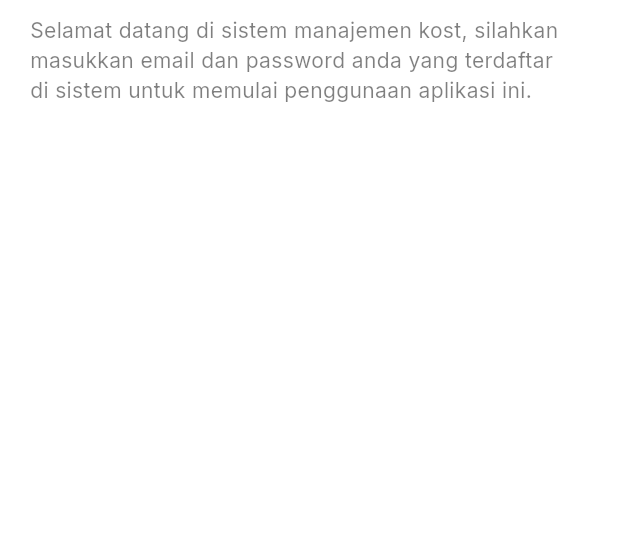
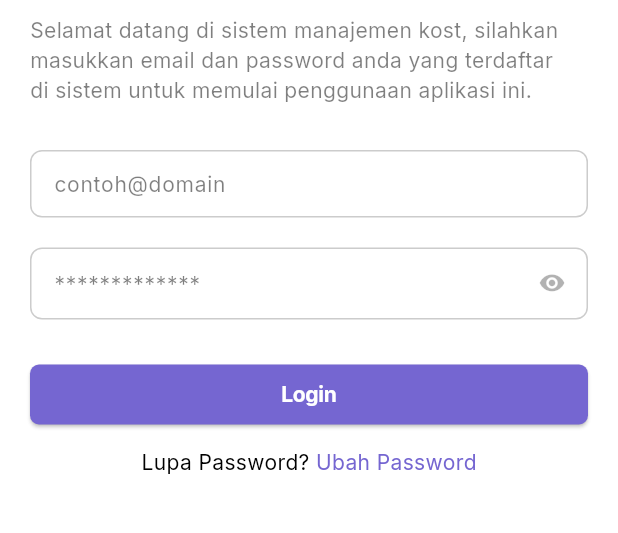
Before and after one commit to farishasyim/ukost, a Flutter app: the screen it shows after launch, on a phone screen of 412 x 824 dp, the part 570-1103 px from its top. Run offline on Flutter 3.47's test engine with Material 3 defaults, Android fonts, the phone set to English and light mode, and no system bars; our stand-ins replace google_fonts.

Commit message:
create login page

```diff
--- a/lib/app/app.dart
+++ b/lib/app/app.dart
@@ -1,5 +1,5 @@
 import 'package:flutter/material.dart';
-import 'package:ukost/ui_features/auth/login.dart';
+import 'package:ukost/ui_features/pages/auth/login.dart';
 
 class App extends StatelessWidget {
   const App({super.key});
--- /dev/null
+++ b/lib/config/color_assets.dart
@@ -0,0 +1,8 @@
+import 'package:flutter/material.dart';
+
+class ColorAsset {
+  static Color violet = const Color.fromRGBO(117, 102, 209, 1);
+  static Color violetLight = const Color.fromRGBO(117, 102, 209, 1);
+
+  static Color white = const Color.fromARGB(255, 255, 255, 255);
+}
--- a/lib/ui_features/auth/login.dart
+++ /dev/null
@@ -1,77 +0,0 @@
-import 'package:flutter/material.dart';
-import 'package:google_fonts/google_fonts.dart';
-import 'package:ukost/config/assets.dart';
-import 'package:ukost/config/constraint.dart';
-
-class LoginPage extends StatefulWidget {
-  const LoginPage({super.key});
-
-  @override
-  State<LoginPage> createState() => _LoginPageState();
-}
-
-class _LoginPageState extends State<LoginPage> {
-  @override
-  Widget build(BuildContext context) {
-    return Scaffold(
-      backgroundColor: Colors.white,
-      body: ListView(
-        children: [
-          SizedBox(
-            height: 304,
-            width: screenWidth(context),
-            child: PageView(
-              children: [
-                for (var row in [
-                  Colors.red,
-                  Colors.blue,
-                  Colors.green,
-                ])
-                  Container(
-                    color: row,
-                  ),
-              ],
-            ),
-          ),
-          verticalSpace(30),
-          Padding(
-            padding: const EdgeInsets.symmetric(horizontal: 20),
-            child: Column(
-              crossAxisAlignment: CrossAxisAlignment.start,
-              mainAxisAlignment: MainAxisAlignment.start,
-              children: [
-                Row(
-                  mainAxisAlignment: MainAxisAlignment.spaceBetween,
-                  crossAxisAlignment: CrossAxisAlignment.center,
-                  children: [
-                    Text(
-                      "Masuk",
-                      style: GoogleFonts.inter(
-                        fontSize: 32,
-                        fontWeight: FontWeight.bold,
-                      ),
-                    ),
-                    Image.asset(
-                      Assets.logo,
-                      width: 41,
-                      height: 46,
-                    ),
-                  ],
-                ),
-                verticalSpace(10),
-                Text(
-                  "Selamat datang di sistem manajemen kost, silahkan\nmasukkan email dan password anda yang terdaftar\ndi sistem untuk memulai penggunaan aplikasi ini.",
-                  style: GoogleFonts.inter(
-                    fontSize: 14,
-                    fontWeight: FontWeight.normal,
-                    color: Colors.black.withOpacity(0.5),
-                  ),
-                ),
-              ],
-            ),
-          ),
-        ],
-      ),
-    );
-  }
-}
--- /dev/null
+++ b/lib/ui_features/components/buttons/primary_button.dart
@@ -0,0 +1,83 @@
+import 'package:flutter/material.dart';
+import 'package:google_fonts/google_fonts.dart';
+import 'package:ukost/config/color_assets.dart';
+import 'package:ukost/config/constraint.dart';
+import 'package:ukost/ui_features/components/loading/loading_widget.dart';
+
+class PrimaryButton extends StatelessWidget {
+  const PrimaryButton({
+    super.key,
+    this.onTap,
+    this.label,
+    this.radius,
+    this.width,
+    this.height,
+    this.fontSize,
+    this.textStyle,
+    this.loading = false,
+    this.icon,
+    this.color,
+    this.elevation,
+    this.textColor,
+    this.borderSide = BorderSide.none,
+    this.overlayColor,
+    this.trailingIcon,
+  });
+  final Function()? onTap;
+  final String? label;
+  final bool loading;
+  final TextStyle? textStyle;
+  final Widget? icon;
+  final double? radius, width, height, fontSize, elevation;
+  final Color? color, textColor;
+  final BorderSide borderSide;
+  final Color? overlayColor;
+  final Widget? trailingIcon;
+
+  @override
+  Widget build(BuildContext context) {
+    return SizedBox(
+      width: width ?? screenWidth(context) * ((width ?? 100) / 100),
+      height: height ?? 40,
+      child: ElevatedButton(
+        onPressed: !loading ? onTap : null,
+        style: ElevatedButton.styleFrom(
+          overlayColor: overlayColor ?? ColorAsset.violet,
+          elevation: elevation,
+          shape: RoundedRectangleBorder(
+            borderRadius: BorderRadius.circular(radius ?? 0),
+            side: borderSide,
+          ),
+          backgroundColor: color ?? ColorAsset.white,
+        ),
+        child: loading
+            ? SizedBox(
+                width: width == null ? null : width! * 0.9,
+                child: const LoadingWidget(),
+              )
+            : Row(
+                mainAxisAlignment: icon == null
+                    ? MainAxisAlignment.center
+                    : MainAxisAlignment.center,
+                children: [
+                  icon != null ? icon! : const Center(),
+                  Expanded(
+                    child: Center(
+                      child: Text(
+                        label ?? "",
+                        style: textStyle ??
+                            GoogleFonts.inter(
+                              color: textColor ?? ColorAsset.white,
+                              fontWeight: FontWeight.bold,
+                              letterSpacing: -0.2,
+                            ),
+                      ),
+                    ),
+                  ),
+                  trailingIcon != null ? trailingIcon! : const Center(),
+                ],
+              ),
+      ),
+    );
+  }
+}
--- /dev/null
+++ b/lib/ui_features/components/inputs/textfield_primary.dart
@@ -0,0 +1,167 @@
+import 'package:flutter/material.dart';
+import 'package:flutter/services.dart';
+import 'package:google_fonts/google_fonts.dart';
+import 'package:ukost/config/color_assets.dart';
+import 'package:ukost/config/constraint.dart';
+
+class TextFieldPrimary extends StatelessWidget {
+  const TextFieldPrimary({
+    super.key,
+    this.label,
+    required this.hintText,
+    this.expands,
+    this.controller,
+    this.keyboardType,
+    this.validator,
+    this.onEditingComplete,
+    this.isRaw = false,
+    this.onChanged,
+    this.errorText,
+    this.helperText,
+    this.suffix,
+    this.suffixIcon,
+    this.onTap,
+    this.readOnly = false,
+    this.color,
+    this.focusColor,
+    this.unFocusColor,
+    this.maxLines = 1,
+    this.prefixIcon,
+    this.isCurrency = false,
+    this.style,
+    this.cursorColor,
+    this.onSend,
+    this.obs = false,
+    this.focusNode,
+  });
+
+  final String? label;
+  final TextEditingController? controller;
+  final String hintText;
+  final bool? expands;
+  final bool readOnly, isRaw, obs;
+  final int maxLines;
+  final TextInputType? keyboardType;
+  final String? Function(String?)? validator;
+  final Function()? onTap, onSend, onEditingComplete;
+  final Function(String?)? onChanged;
+  final String? errorText;
+  final Widget? suffixIcon, suffix;
+  final Color? color, focusColor, unFocusColor;
+  final String? helperText;
+  final Widget? prefixIcon;
+  final bool isCurrency;
+  final TextStyle? style;
+  final Color? cursorColor;
+  final FocusNode? focusNode;
+
+  @override
+  Widget build(BuildContext context) {
+    return SizedBox(
+      child: Column(
+        crossAxisAlignment: CrossAxisAlignment.start,
+        children: [
+          if (!isRaw)
+            Text(
+              label ?? "",
+              style: GoogleFonts.inter(
+                fontSize: 14,
+                color: Colors.black,
+              ),
+            ),
+          if (!isRaw) verticalSpace(8),
+          SizedBox(
+            height: expands ?? false ? 150 : null,
+            child: TextFormField(
+              onFieldSubmitted: (e) {
+                if (onSend != null) {
+                  onSend!();
+                }
+              },
+              focusNode: focusNode,
+              readOnly: readOnly,
+              controller: controller,
+              onTap: onTap,
+              keyboardType: keyboardType,
+              expands: expands ?? false,
+              obscureText: obs,
+              maxLines: maxLines,
+              minLines: null,
+              textInputAction: expands ?? false
+                  ? TextInputAction.newline
+                  : TextInputAction.done,
+              textAlignVertical: TextAlignVertical.top,
+              style: style ??
+                  GoogleFonts.inter(
+                    fontSize: 14,
+                    color: focusColor ?? Colors.black,
+                  ),
+              validator: validator,
+              cursorColor: cursorColor ?? ColorAsset.violet,
+              inputFormatters: [
+                if (isCurrency)
+                  FilteringTextInputFormatter.allow(RegExp(r'[0-9]')),
+              ],
+              onChanged: (value) {
+                if (onChanged != null) onChanged!(value);
+                if (isCurrency && value.isNotEmpty) {
+                  value = value.replaceAll(".", "").replaceAll("Rp", "");
+                  if (value.isNotEmpty) {
+                    // final amt = double.parse(value);
+                    // controller?.text = amt.toRawCurrency();
+                  }
+                }
+              },
+              decoration: InputDecoration(
+                suffixIcon: suffixIcon,
+                suffix: suffix,
+                prefixIcon: prefixIcon,
+                fillColor: color ?? Colors.transparent,
+                filled: color != null,
+                isDense: true,
+                hintText: hintText,
+                hintStyle: GoogleFonts.inter(
+                  fontSize: 14,
+                  color: Colors.black.withOpacity(0.5),
+                ),
+                errorStyle: GoogleFonts.inter(
+                  fontSize: 14,
+                  color: Colors.red,
+                ),
+                errorText: errorText,
+                helperStyle: GoogleFonts.inter(
+                  fontSize: 14,
+                ),
+                helperText: helperText,
+                focusedBorder: OutlineInputBorder(
+                  borderRadius: BorderRadius.circular(8),
+                  borderSide: BorderSide(
+                    color: focusColor ?? ColorAsset.violet,
+                  ),
+                ),
+                border: OutlineInputBorder(
+                  borderRadius: BorderRadius.circular(8),
+                  borderSide: BorderSide(
+                    color: unFocusColor ?? Colors.black.withOpacity(0.2),
+                  ),
+                ),
+                enabledBorder: OutlineInputBorder(
+                  borderRadius: BorderRadius.circular(8),
+                  borderSide: BorderSide(
+                    color: unFocusColor ?? Colors.black.withOpacity(0.2),
+                  ),
+                ),
+                errorBorder: OutlineInputBorder(
+                  borderRadius: BorderRadius.circular(8),
+                  borderSide: const BorderSide(
+                    color: Colors.red,
+                  ),
+                ),
+              ),
+            ),
+          ),
+        ],
+      ),
+    );
+  }
+}
--- /dev/null
+++ b/lib/ui_features/components/loading/loading_widget.dart
@@ -0,0 +1,15 @@
+import 'package:flutter/material.dart';
+import 'package:ukost/config/color_assets.dart';
+
+class LoadingWidget extends StatelessWidget {
+  const LoadingWidget({super.key});
+
+  @override
+  Widget build(BuildContext context) {
+    return Center(
+      child: CircularProgressIndicator(
+        color: ColorAsset.violetLight,
+      ),
+    );
+  }
+}
--- /dev/null
+++ b/lib/ui_features/pages/auth/login.dart
@@ -0,0 +1,142 @@
+import 'package:flutter/material.dart';
+import 'package:google_fonts/google_fonts.dart';
+import 'package:ukost/config/assets.dart';
+import 'package:ukost/config/color_assets.dart';
+import 'package:ukost/config/constraint.dart';
+import 'package:ukost/ui_features/components/buttons/primary_button.dart';
+import 'package:ukost/ui_features/components/inputs/textfield_primary.dart';
+
+class LoginPage extends StatefulWidget {
+  const LoginPage({super.key});
+
+  @override
+  State<LoginPage> createState() => _LoginPageState();
+}
+
+class _LoginPageState extends State<LoginPage> {
+  TextEditingController usernameController = TextEditingController(),
+      passwordController = TextEditingController();
+
+  ValueNotifier<bool> isObs = ValueNotifier(false);
+  @override
+  Widget build(BuildContext context) {
+    return Scaffold(
+      backgroundColor: Colors.white,
+      body: ListView(
+        children: [
+          SizedBox(
+            height: 304,
+            width: screenWidth(context),
+            child: PageView(
+              children: [
+                for (var row in [
+                  Colors.red,
+                  Colors.blue,
+                  Colors.green,
+                ])
+                  Container(
+                    color: row,
+                  ),
+              ],
+            ),
+          ),
+          verticalSpace(30),
+          Padding(
+            padding: const EdgeInsets.symmetric(horizontal: 20),
+            child: Column(
+              crossAxisAlignment: CrossAxisAlignment.start,
+              mainAxisAlignment: MainAxisAlignment.start,
+              children: [
+                Row(
+                  mainAxisAlignment: MainAxisAlignment.spaceBetween,
+                  crossAxisAlignment: CrossAxisAlignment.center,
+                  children: [
+                    Text(
+                      "Masuk",
+                      style: GoogleFonts.inter(
+                        fontSize: 32,
+                        fontWeight: FontWeight.bold,
+                      ),
+                    ),
+                    Image.asset(
+                      Assets.logo,
+                      width: 41,
+                      height: 46,
+                    ),
+                  ],
+                ),
+                verticalSpace(10),
+                Text(
+                  "Selamat datang di sistem manajemen kost, silahkan\nmasukkan email dan password anda yang terdaftar\ndi sistem untuk memulai penggunaan aplikasi ini.",
+                  style: GoogleFonts.inter(
+                    fontSize: 14,
+                    fontWeight: FontWeight.normal,
+                    color: Colors.black.withOpacity(0.5),
+                  ),
+                ),
+                verticalSpace(30),
+                TextFieldPrimary(
+                  controller: usernameController,
+                  isRaw: true,
+                  hintText: "contoh@domain",
+                ),
+                verticalSpace(20),
+                ValueListenableBuilder(
+                  valueListenable: isObs,
+                  builder: (context, value, _) {
+                    return TextFieldPrimary(
+                      controller: passwordController,
+                      isRaw: true,
+                      hintText: "*************",
+                      suffixIcon: IconButton(
+                        onPressed: () {
+                          isObs.value = !isObs.value;
+                        },
+                        icon: Icon(
+                          !isObs.value
+                              ? Icons.visibility_rounded
+                              : Icons.visibility_off_rounded,
+                          color: Colors.black.withOpacity(0.3),
+                        ),
+                      ),
+                      obs: !isObs.value,
+                    );
+                  },
+                ),
+                verticalSpace(30),
+                PrimaryButton(
+                  radius: 6,
+                  label: "Login",
+                  color: ColorAsset.violet,
+                  onTap: () {},
+                ),
+                verticalSpace(15),
+                Row(
+                  mainAxisAlignment: MainAxisAlignment.center,
+                  crossAxisAlignment: CrossAxisAlignment.center,
+                  children: [
+                    Text(
+                      "Lupa Password? ",
+                      style: GoogleFonts.inter(
+                        color: Colors.black,
+                      ),
+                    ),
+                    InkWell(
+                      onTap: () {},
+                      child: Text(
+                        "Ubah Password",
+                        style: GoogleFonts.inter(
+                          color: ColorAsset.violet,
+                        ),
+                      ),
+                    ),
+                  ],
+                ),
+              ],
+            ),
+          ),
+        ],
+      ),
+    );
+  }
+}
```
